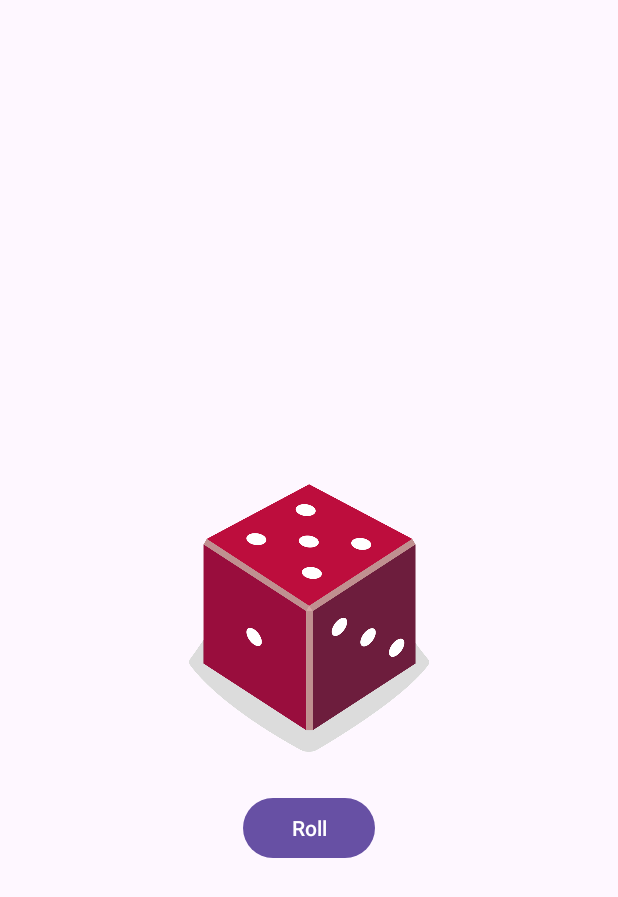
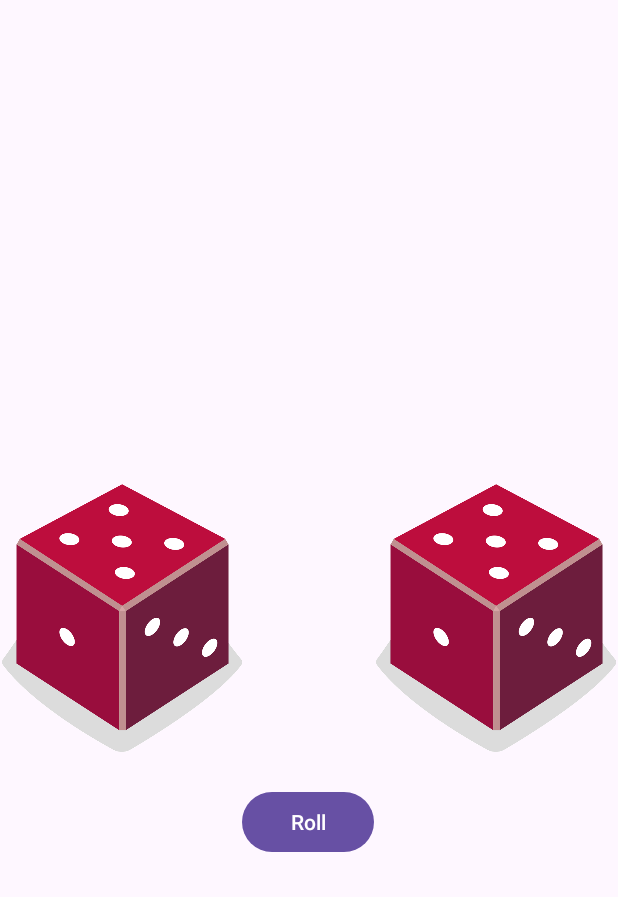
Before and after one commit to hanura13/KotlinBasic, an Android app: the screen it shows after launch (MainActivity), after a tap on "Roll", on a phone screen of 412 x 824 dp. Shown: the top 897 px of the screen. Run offline under Robolectric (Android 15) with nearby library versions, the phone set to English and light mode, and no system bars.

Commit message:
add dice

```diff
--- a/app/src/main/java/com/sundev/kotlinbasic/MainActivity.kt
+++ b/app/src/main/java/com/sundev/kotlinbasic/MainActivity.kt
@@ -14,6 +14,7 @@ class MainActivity : AppCompatActivity() {
 
         rollButton.setOnClickListener {
             rollDice()
+            rollDice2()
         }
         rollDice()
     }
@@ -34,6 +35,22 @@ class MainActivity : AppCompatActivity() {
         diceImage.setImageResource(drawableResource)
         diceImage.contentDescription = diceRoll.toString()
     }
+
+    private fun rollDice2(){
+        val dice = Dice(6)
+        val diceRoll = dice.roll()
+
+        val diceImage: ImageView = findViewById(R.id.imageView3)
+        val drawableResource = when (diceRoll){
+            1 -> R.drawable.dice_1
+            2 -> R.drawable.dice_2
+            3 -> R.drawable.dice_3
+            4 -> R.drawable.dice_4
+            5 -> R.drawable.dice_5
+            else -> {R.drawable.dice_6}
+        }
+        diceImage.setImageResource(drawableResource)
+    }
 }
 
 class Dice(private val numSides: Int){
--- a/app/src/main/res/layout/activity_main.xml
+++ b/app/src/main/res/layout/activity_main.xml
@@ -10,10 +10,11 @@
         android:id="@+id/button"
         android:layout_width="wrap_content"
         android:layout_height="wrap_content"
-        android:layout_marginTop="16dp"
+        android:layout_marginTop="12dp"
         android:text="@string/btn_roll"
         android:textSize="14sp"
         app:layout_constraintEnd_toEndOf="parent"
+        app:layout_constraintHorizontal_bias="0.498"
         app:layout_constraintStart_toStartOf="parent"
         app:layout_constraintTop_toBottomOf="@+id/imageView"
         tools:text="@string/btn_roll" />
@@ -22,9 +23,23 @@
         android:id="@+id/imageView"
         android:layout_width="160dp"
         android:layout_height="200dp"
+        android:contentDescription="@string/app_name"
+        android:layout_marginLeft="16dp"
         app:layout_constraintBottom_toBottomOf="parent"
-        app:layout_constraintEnd_toEndOf="parent"
+        app:layout_constraintEnd_toStartOf="@+id/button"
+        app:layout_constraintHorizontal_bias="1.0"
         app:layout_constraintStart_toStartOf="parent"
         app:layout_constraintTop_toTopOf="parent"
         tools:srcCompat="@drawable/dice_1" />
+
+    <ImageView
+        android:id="@+id/imageView3"
+        android:layout_width="160dp"
+        android:layout_height="200dp"
+        android:contentDescription="@string/app_name"
+        app:layout_constraintBottom_toBottomOf="parent"
+        app:layout_constraintEnd_toEndOf="parent"
+        app:layout_constraintStart_toEndOf="@+id/button"
+        app:layout_constraintTop_toTopOf="parent"
+        tools:srcCompat="@drawable/dice_2" />
 </androidx.constraintlayout.widget.ConstraintLayout>
```
